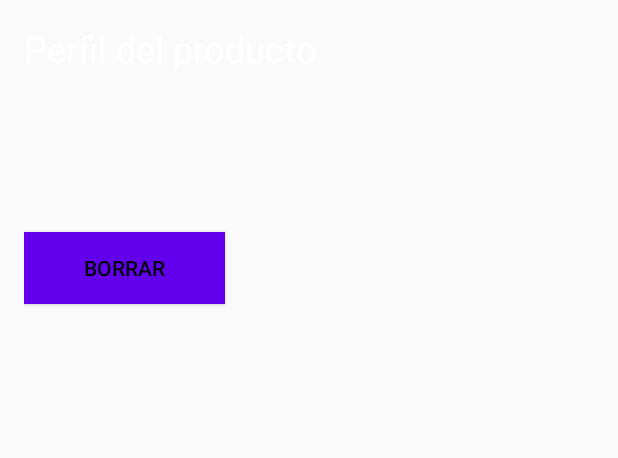
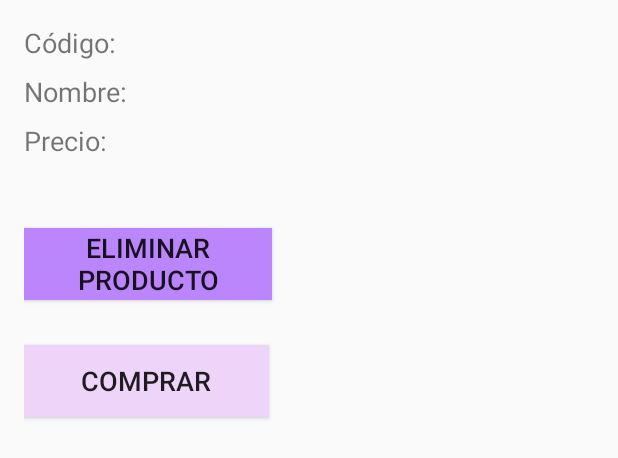
Before and after one commit to NatalyQB/Nativas_Act6, an Android app: the layout activity_perfil_producto.xml on its own in the app's theme, with its tools: preview values and no code run, on a phone screen of 412 x 824 dp. Shown: the top 458 px of the screen. Run offline under Robolectric (Android 15) with nearby library versions, the phone set to English and light mode, and no system bars.

Commit message:
~ultims cambios

```diff
--- a/app/src/main/res/layout/activity_perfil_producto.xml
+++ b/app/src/main/res/layout/activity_perfil_producto.xml
@@ -4,41 +4,48 @@
     android:orientation="vertical"
     android:padding="16dp">
 
-
-    <TextView
-        android:layout_width="wrap_content"
-        android:layout_height="wrap_content"
-        android:text="Perfil del producto"
-        android:textSize="24sp"
-        android:textColor="@color/white"
-        android:layout_marginBottom="16dp"/>
-
     <TextView
         android:id="@+id/txtCodigo"
         android:layout_width="wrap_content"
         android:layout_height="wrap_content"
-        android:textSize="18sp" />
+        android:text="Código:"
+        android:textSize="18sp"
+        android:paddingBottom="8dp"/>
 
     <TextView
         android:id="@+id/txtNombre"
         android:layout_width="wrap_content"
         android:layout_height="wrap_content"
-        android:textSize="18sp" />
+        android:text="Nombre:"
+        android:textSize="18sp"
+        android:paddingBottom="8dp"/>
 
     <TextView
         android:id="@+id/txtPrecio"
         android:layout_width="wrap_content"
         android:layout_height="wrap_content"
+        android:text="Precio:"
+        android:textSize="18sp"
+        android:paddingBottom="16dp"/>
+
+    <Button
+        android:id="@+id/btnBorrar"
+        android:layout_width="165dp"
+        android:layout_height="wrap_content"
+        android:background="@color/purple_200"
+        android:layout_marginTop="30dp"
+        android:text="Eliminar Producto"
         android:textSize="18sp" />
 
     <Button
-        android:id="@+id/btnBorrar"
-        android:layout_width="134dp"
+        android:id="@+id/btnComprar"
+        android:layout_width="163dp"
         android:layout_height="wrap_content"
-        android:layout_marginTop="16dp"
-        android:background="#FF6200EE"
-        android:text="Borrar"
-        android:textColor="@color/black" />
+        android:layout_marginTop="30dp"
+        android:background="@color/pastel"
+        android:text="Comprar"
+
+        android:textSize="18sp" />
 
 
 </LinearLayout>
--- a/app/src/main/res/layout/item_producto.xml
+++ b/app/src/main/res/layout/item_producto.xml
@@ -32,9 +32,5 @@
 
     </LinearLayout>
 
-    <Button
-        android:id="@+id/btnComprarProducto"
-        android:layout_width="wrap_content"
-        android:layout_height="wrap_content"
-        android:text="Comprar" />
+
 </LinearLayout>
```
Also changed, not shown: app/src/main/java/com/example/tiendaonline/CarritoComprasActivity.java (+19 -47 lines), app/src/main/java/com/example/tiendaonline/ListadoProductosActivity.java (+4 -40 lines), app/src/main/java/com/example/tiendaonline/PerfilProductoActivity.java (+38 -4 lines), app/src/main/res/layout/activity_carrito_compras.xml (+27 -27 lines), app/src/main/res/layout/activity_registro_usuario1.xml (+3 -17 lines).
